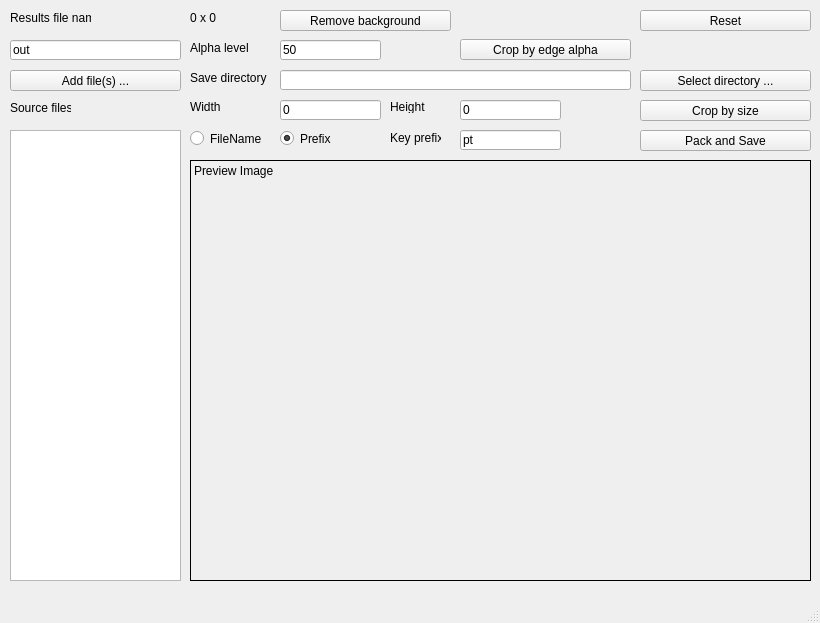
The window that mainwindow.ui (usbport11/TexPack) describes before a commit, drawn with Qt 5.
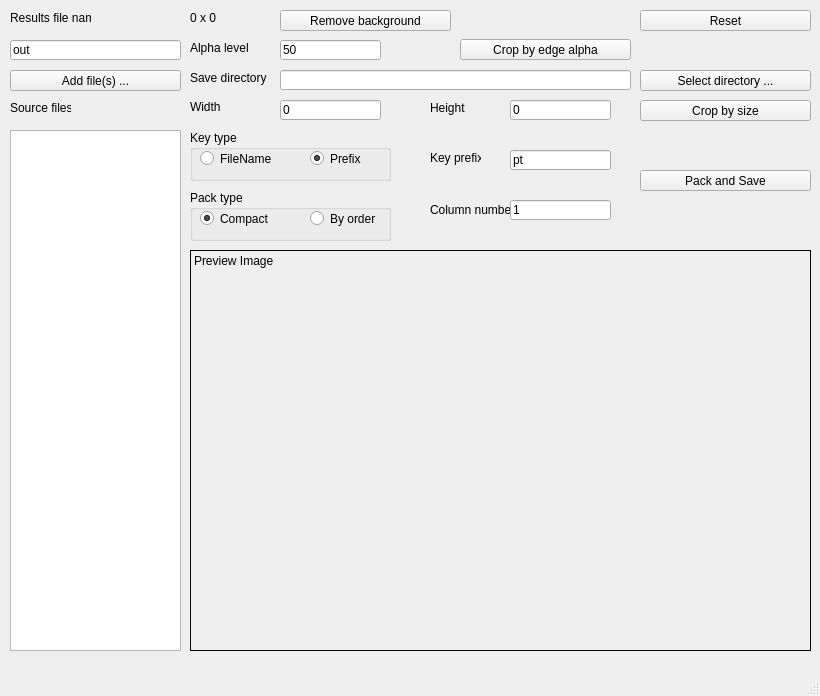
The same window after the commit.

What changed in the file:
```diff
--- a/mainwindow.ui
+++ b/mainwindow.ui
@@ -7,7 +7,7 @@
     <x>0</x>
     <y>0</y>
     <width>820</width>
-    <height>623</height>
+    <height>696</height>
    </rect>
   </property>
   <property name="windowTitle">
@@ -20,7 +20,7 @@
       <x>10</x>
       <y>130</y>
       <width>171</width>
-      <height>451</height>
+      <height>521</height>
      </rect>
     </property>
     <property name="editTriggers">
@@ -47,9 +47,9 @@
     <property name="geometry">
      <rect>
       <x>190</x>
-      <y>160</y>
+      <y>250</y>
       <width>621</width>
-      <height>421</height>
+      <height>401</height>
      </rect>
     </property>
     <property name="frameShape">
@@ -108,7 +108,7 @@
     <property name="geometry">
      <rect>
       <x>640</x>
-      <y>130</y>
+      <y>170</y>
       <width>171</width>
       <height>21</height>
      </rect>
@@ -195,64 +195,6 @@
      <string>Save directory</string>
     </property>
    </widget>
-   <widget class="QLabel" name="lblKeyPrefix">
-    <property name="geometry">
-     <rect>
-      <x>390</x>
-      <y>130</y>
-      <width>51</width>
-      <height>16</height>
-     </rect>
-    </property>
-    <property name="text">
-     <string>Key prefix</string>
-    </property>
-   </widget>
-   <widget class="QLineEdit" name="edtKeyPrefix">
-    <property name="geometry">
-     <rect>
-      <x>460</x>
-      <y>130</y>
-      <width>101</width>
-      <height>20</height>
-     </rect>
-    </property>
-    <property name="text">
-     <string>pt</string>
-    </property>
-   </widget>
-   <widget class="QRadioButton" name="rbtPref_prefix">
-    <property name="geometry">
-     <rect>
-      <x>280</x>
-      <y>130</y>
-      <width>82</width>
-      <height>17</height>
-     </rect>
-    </property>
-    <property name="text">
-     <string>Prefix</string>
-    </property>
-    <property name="checked">
-     <bool>true</bool>
-    </property>
-   </widget>
-   <widget class="QRadioButton" name="rbtPref_filename">
-    <property name="geometry">
-     <rect>
-      <x>190</x>
-      <y>130</y>
-      <width>82</width>
-      <height>17</height>
-     </rect>
-    </property>
-    <property name="text">
-     <string>FileName</string>
-    </property>
-    <property name="checked">
-     <bool>false</bool>
-    </property>
-   </widget>
    <widget class="QLabel" name="lblResultFile">
     <property name="geometry">
      <rect>
@@ -308,7 +250,7 @@
    <widget class="QLineEdit" name="edtCropHeight">
     <property name="geometry">
      <rect>
-      <x>460</x>
+      <x>510</x>
       <y>100</y>
       <width>101</width>
       <height>20</height>
@@ -334,10 +276,10 @@
    <widget class="QLabel" name="lblCropHeight">
     <property name="geometry">
      <rect>
-      <x>390</x>
+      <x>430</x>
       <y>100</y>
-      <width>47</width>
-      <height>13</height>
+      <width>41</width>
+      <height>16</height>
      </rect>
     </property>
     <property name="text">
@@ -357,6 +299,148 @@
      <bool>true</bool>
     </property>
    </widget>
+   <widget class="QGroupBox" name="grpbKeyType">
+    <property name="geometry">
+     <rect>
+      <x>190</x>
+      <y>130</y>
+      <width>201</width>
+      <height>51</height>
+     </rect>
+    </property>
+    <property name="title">
+     <string>Key type</string>
+    </property>
+    <widget class="QRadioButton" name="rbtPref_filename">
+     <property name="geometry">
+      <rect>
+       <x>10</x>
+       <y>20</y>
+       <width>82</width>
+       <height>17</height>
+      </rect>
+     </property>
+     <property name="text">
+      <string>FileName</string>
+     </property>
+     <property name="checked">
+      <bool>false</bool>
+     </property>
+    </widget>
+    <widget class="QRadioButton" name="rbtPref_prefix">
+     <property name="geometry">
+      <rect>
+       <x>120</x>
+       <y>20</y>
+       <width>82</width>
+       <height>17</height>
+      </rect>
+     </property>
+     <property name="text">
+      <string>Prefix</string>
+     </property>
+     <property name="checked">
+      <bool>true</bool>
+     </property>
+    </widget>
+   </widget>
+   <widget class="QGroupBox" name="grpbPackType">
+    <property name="geometry">
+     <rect>
+      <x>190</x>
+      <y>190</y>
+      <width>201</width>
+      <height>51</height>
+     </rect>
+    </property>
+    <property name="title">
+     <string>Pack type</string>
+    </property>
+    <widget class="QRadioButton" name="rbtPackTypeCompact">
+     <property name="enabled">
+      <bool>true</bool>
+     </property>
+     <property name="geometry">
+      <rect>
+       <x>10</x>
+       <y>20</y>
+       <width>82</width>
+       <height>17</height>
+      </rect>
+     </property>
+     <property name="text">
+      <string>Compact</string>
+     </property>
+     <property name="checked">
+      <bool>true</bool>
+     </property>
+    </widget>
+    <widget class="QRadioButton" name="rbtPackTypeOrder">
+     <property name="geometry">
+      <rect>
+       <x>120</x>
+       <y>20</y>
+       <width>82</width>
+       <height>17</height>
+      </rect>
+     </property>
+     <property name="text">
+      <string>By order</string>
+     </property>
+    </widget>
+   </widget>
+   <widget class="QLabel" name="lblKeyPrefix">
+    <property name="geometry">
+     <rect>
+      <x>430</x>
+      <y>150</y>
+      <width>51</width>
+      <height>16</height>
+     </rect>
+    </property>
+    <property name="text">
+     <string>Key prefix</string>
+    </property>
+   </widget>
+   <widget class="QLineEdit" name="edtKeyPrefix">
+    <property name="geometry">
+     <rect>
+      <x>510</x>
+      <y>150</y>
+      <width>101</width>
+      <height>20</height>
+     </rect>
+    </property>
+    <property name="text">
+     <string>pt</string>
+    </property>
+   </widget>
+   <widget class="QLabel" name="lblColumnNumber">
+    <property name="geometry">
+     <rect>
+      <x>430</x>
+      <y>200</y>
+      <width>81</width>
+      <height>20</height>
+     </rect>
+    </property>
+    <property name="text">
+     <string>Column number</string>
+    </property>
+   </widget>
+   <widget class="QLineEdit" name="edtColumnNumber">
+    <property name="geometry">
+     <rect>
+      <x>510</x>
+      <y>200</y>
+      <width>101</width>
+      <height>20</height>
+     </rect>
+    </property>
+    <property name="text">
+     <string>1</string>
+    </property>
+   </widget>
   </widget>
   <widget class="QMenuBar" name="menubar">
    <property name="geometry">
```
